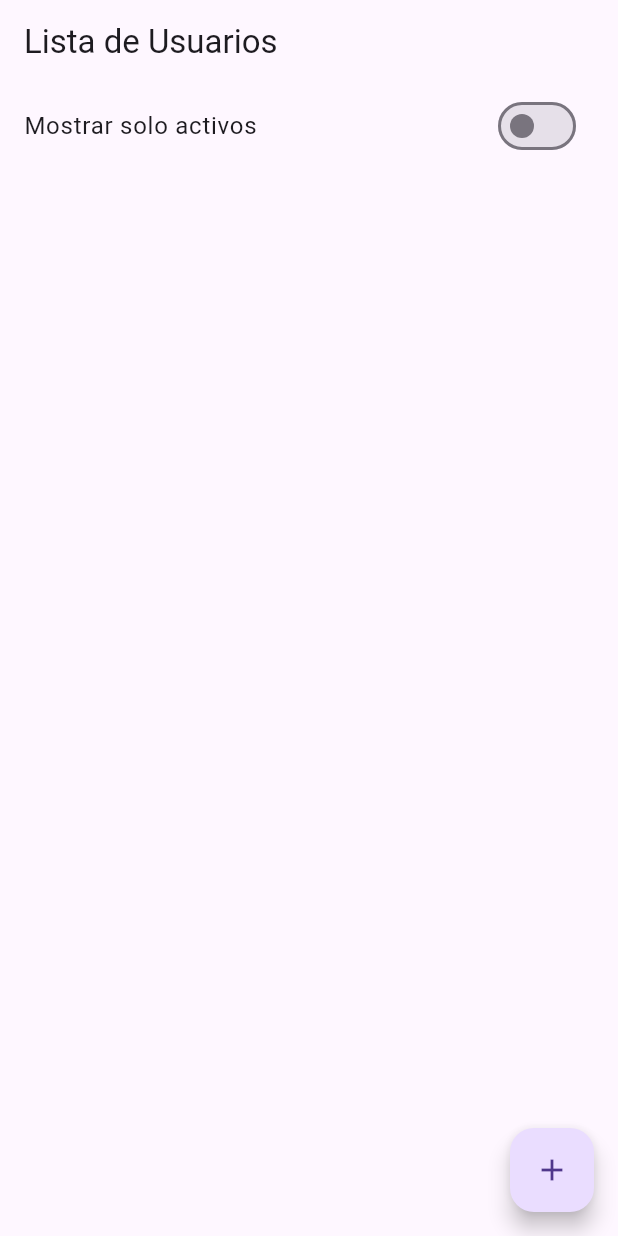
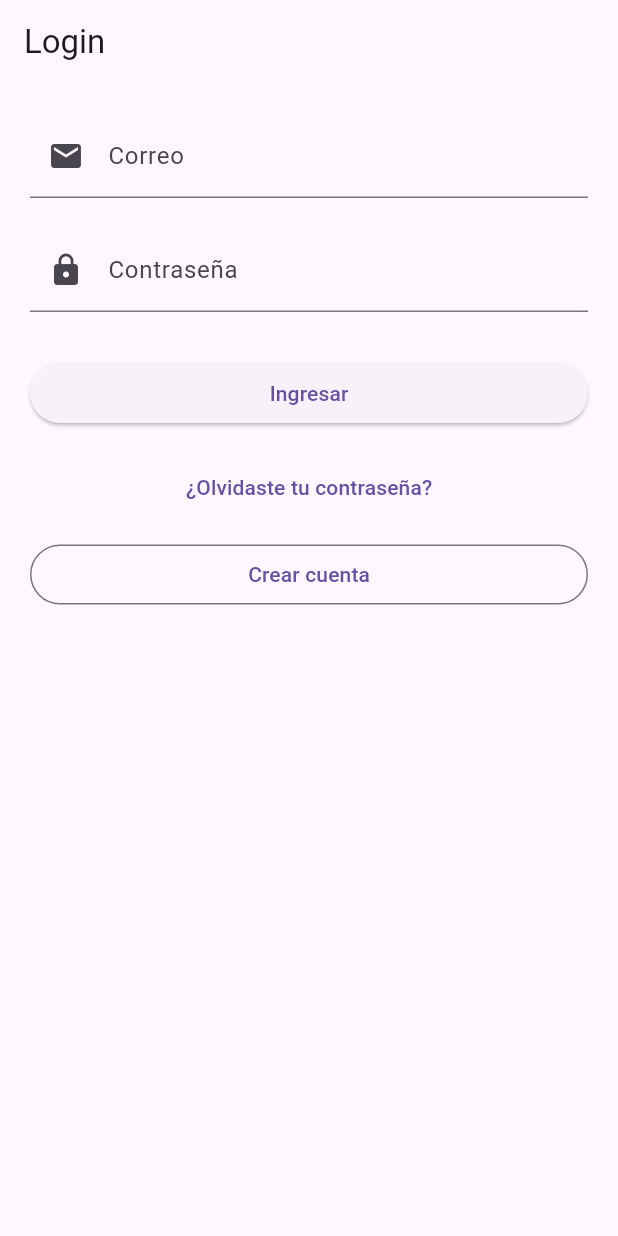
Before and after one commit to SebastianCastro-ULS/Programaci-nParaDispositivosMoviles, a Flutter app: the screen it shows after launch, on a phone screen of 412 x 824 dp. Run offline on Flutter 3.47's test engine with Material 3 defaults, Android fonts, the phone set to English and light mode, and no system bars.

Commit message:
Completamos actividad en clase

```diff
--- a/Práctica 3 Flutter/practica3/lib/main.dart
+++ b/Práctica 3 Flutter/practica3/lib/main.dart
@@ -1,7 +1,7 @@
 import 'package:flutter/material.dart';
 import 'package:provider/provider.dart';
 import 'viewmodels/user_view_model.dart';
-import 'views/user_list_screen.dart';
+import 'views/login_screen.dart';
 
 void main() {
   runApp(
@@ -20,7 +20,7 @@ class MyApp extends StatelessWidget {
     return MaterialApp(
       title: 'Gestión de Usuarios',
       theme: ThemeData(primarySwatch: Colors.indigo),
-      home: const UserListScreen(),
+      home: const LoginScreen(),
     );
   }
 }
--- /dev/null
+++ b/Práctica 3 Flutter/practica3/lib/views/login_screen.dart
@@ -0,0 +1,111 @@
+import 'package:flutter/material.dart';
+import 'user_list_screen.dart';
+
+class LoginScreen extends StatefulWidget {
+  const LoginScreen({super.key});
+
+  @override
+  State<LoginScreen> createState() => _LoginScreenState();
+}
+
+class _LoginScreenState extends State<LoginScreen> {
+  final _formKey = GlobalKey<FormState>();
+
+  String _email = '';
+  String _password = '';
+
+  @override
+  Widget build(BuildContext context) {
+    return Scaffold(
+      appBar: AppBar(title: const Text('Login')),
+      body: Padding(
+        padding: const EdgeInsets.all(20.0),
+        child: Form(
+          key: _formKey,
+          child: ListView(
+            children: [
+
+              // EMAIL
+              TextFormField(
+                decoration: const InputDecoration(
+                  labelText: 'Correo',
+                  prefixIcon: Icon(Icons.email),
+                ),
+                validator: (value) {
+                  if (value == null || value.isEmpty) {
+                    return 'El correo es obligatorio';
+                  }
+                  if (!value.contains('@')) {
+                    return 'Debe ser un correo válido';
+                  }
+                  return null;
+                },
+                onSaved: (value) => _email = value!,
+              ),
+
+              const SizedBox(height: 20),
+
+              // PASSWORD
+              TextFormField(
+                obscureText: true,
+                decoration: const InputDecoration(
+                  labelText: 'Contraseña',
+                  prefixIcon: Icon(Icons.lock),
+                ),
+                validator: (value) {
+                  if (value == null || value.isEmpty) {
+                    return 'La contraseña es obligatoria';
+                  }
+                  if (value.length < 6) {
+                    return 'Debe tener al menos 6 caracteres';
+                  }
+                  if (!value.contains(RegExp(r'[A-Z]'))) {
+                    return 'Debe tener al menos una mayúscula';
+                  }
+                  if (!value.contains(RegExp(r'[0-9]'))) {
+                    return 'Debe tener al menos un número';
+                  }
+                  return null;
+                },
+                onSaved: (value) => _password = value!,
+              ),
+
+              const SizedBox(height: 30),
+
+              ElevatedButton(
+                onPressed: () {
+                  if (_formKey.currentState!.validate()) {
+                    _formKey.currentState!.save();
+
+                    Navigator.push(
+                      context,
+                      MaterialPageRoute(
+                        builder: (_) => const UserListScreen(),
+                        settings: RouteSettings(arguments: _email),
+                      ),
+                    );
+                  }
+                },
+                child: const Text('Ingresar'),
+              ),
+
+              const SizedBox(height: 15),
+
+              TextButton(
+                child: const Text("¿Olvidaste tu contraseña?"),
+                onPressed: () {},
+              ),
+
+              const SizedBox(height: 10),
+
+              OutlinedButton(
+                child: const Text("Crear cuenta"),
+                onPressed: () {},
+              ),
+            ],
+          ),
+        ),
+      ),
+    );
+  }
+}
--- a/Práctica 3 Flutter/practica3/lib/views/user_list_screen.dart
+++ b/Práctica 3 Flutter/practica3/lib/views/user_list_screen.dart
@@ -4,7 +4,6 @@ import '../viewmodels/user_view_model.dart';
 import '../models/user.dart';
 import 'user_form_screen.dart';
 
-// Se muestra la lista de usuarios
 class UserListScreen extends StatelessWidget {
   const UserListScreen({super.key});
 
@@ -12,8 +11,10 @@ class UserListScreen extends StatelessWidget {
   Widget build(BuildContext context) {
     final viewModel = context.watch<UserViewModel>();
 
+    final email = ModalRoute.of(context)?.settings.arguments ?? 'Usuario';
+
     return Scaffold(
-      appBar: AppBar(title: const Text('Lista de Usuarios')),
+      appBar: AppBar(title: Text('Bienvenido: $email')),
 
       body: Column(
         children: [
```
